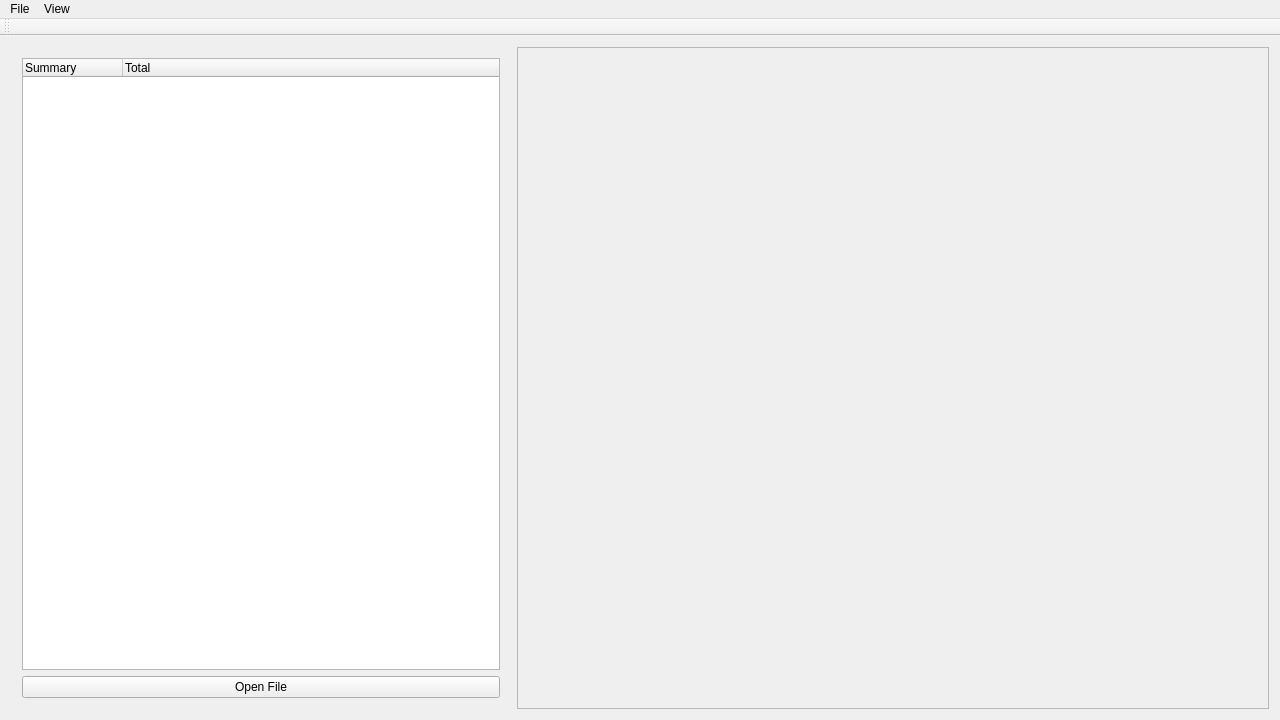
jpark651/Schulich-Dashboard-Project, file mainwindow.ui: the form before one commit.
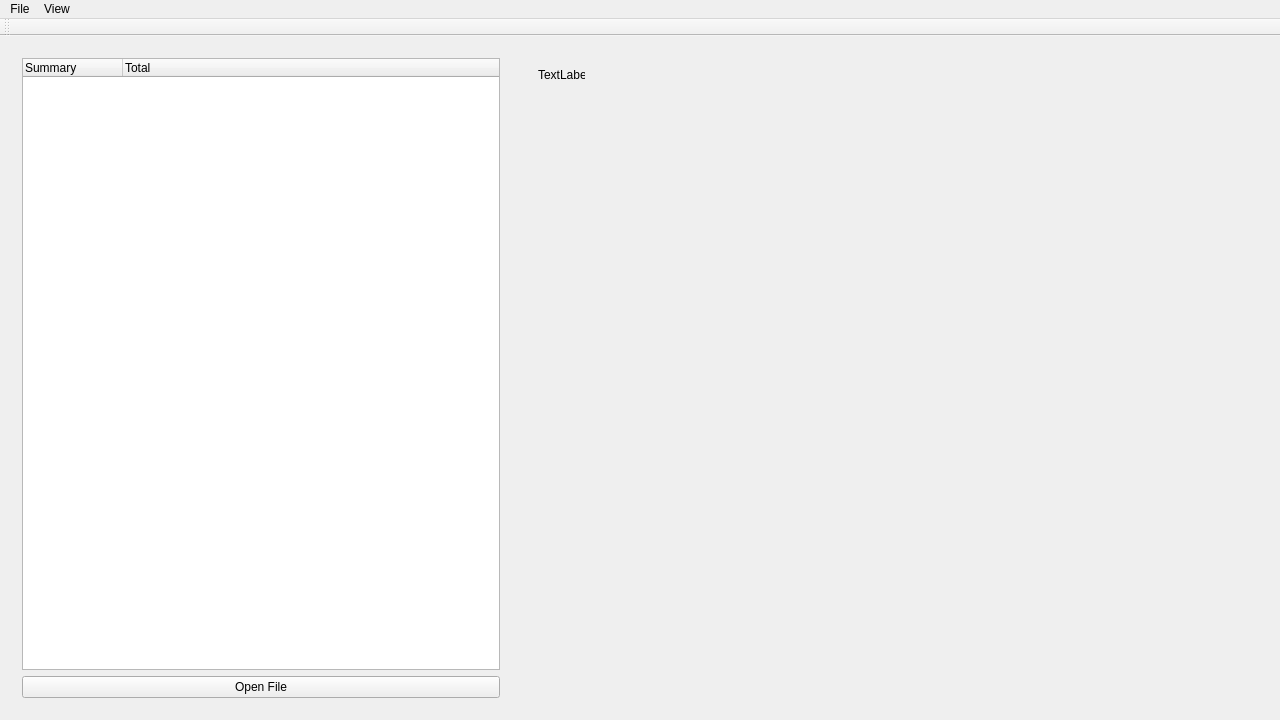
The form after the commit. Custom widgets are drawn as their Qt base class.

Commit message: Graphs implemented, using new Graph class. UI improvements. Etc.

Diff of the .ui file:
```diff
--- a/mainwindow.ui
+++ b/mainwindow.ui
@@ -91,26 +91,28 @@
      </widget>
     </item>
     <item>
-     <widget class="QFrame" name="graph">
-      <property name="frameShape">
-       <enum>QFrame::StyledPanel</enum>
-      </property>
-      <property name="frameShadow">
-       <enum>QFrame::Raised</enum>
-      </property>
-      <layout class="QHBoxLayout" name="horizontalLayout">
-       <item>
-        <widget class="QLabel" name="label">
-         <property name="minimumSize">
-          <size>
-           <width>450</width>
-           <height>400</height>
-          </size>
-         </property>
-         <property name="text">
-          <string/>
-         </property>
-        </widget>
+     <widget class="QFrame" name="frame">
+      <layout class="QGridLayout" name="gridLayout">
+       <item row="0" column="0">
+        <layout class="QGridLayout" name="grid">
+         <item row="0" column="0">
+          <widget class="QCustomPlot" name="graph" native="true">
+           <widget class="QLabel" name="label">
+            <property name="geometry">
+             <rect>
+              <x>10</x>
+              <y>10</y>
+              <width>47</width>
+              <height>13</height>
+             </rect>
+            </property>
+            <property name="text">
+             <string>TextLabel</string>
+            </property>
+           </widget>
+          </widget>
+         </item>
+        </layout>
        </item>
       </layout>
      </widget>
@@ -203,6 +205,14 @@
   </action>
  </widget>
  <layoutdefault spacing="6" margin="11"/>
+ <customwidgets>
+  <customwidget>
+   <class>QCustomPlot</class>
+   <extends>QWidget</extends>
+   <header>qcustomplot.h</header>
+   <container>1</container>
+  </customwidget>
+ </customwidgets>
  <resources/>
  <connections>
   <connection>
```
The commit also changes 17 other files.
